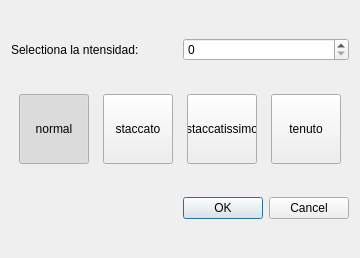
Above: ui/select_note_dialog.ui from JuanjoMrt/Jmidi before the change. Below: the same form after it.
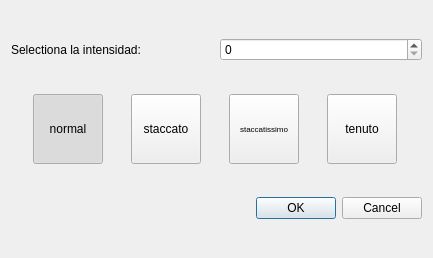
That is the form after the change.

Commit message: Updates to support the class note

What changed in the file:
```diff
--- a/ui/select_note_dialog.ui
+++ b/ui/select_note_dialog.ui
@@ -6,7 +6,7 @@
    <rect>
     <x>0</x>
     <y>0</y>
-    <width>360</width>
+    <width>433</width>
     <height>258</height>
    </rect>
   </property>
@@ -19,7 +19,7 @@
      <item>
       <widget class="QLabel" name="label">
        <property name="text">
-        <string>Selectiona la ntensidad:</string>
+        <string>Selectiona la intensidad:</string>
        </property>
       </widget>
      </item>
@@ -121,6 +121,11 @@
          <height>70</height>
         </size>
        </property>
+       <property name="font">
+        <font>
+         <pointsize>6</pointsize>
+        </font>
+       </property>
        <property name="text">
         <string>staccatissimo</string>
        </property>
```
Left out of the diff: 2 changed lines with no effect on the pictures. The commit also changes 6 other files.
